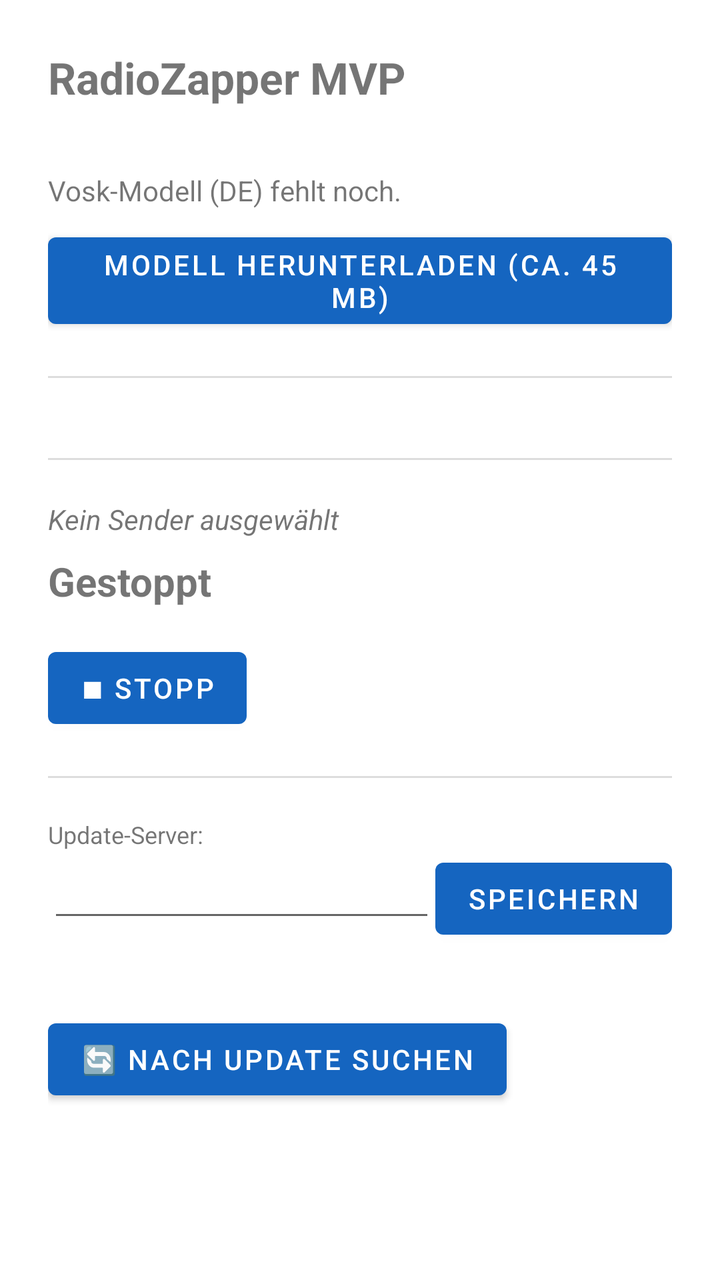
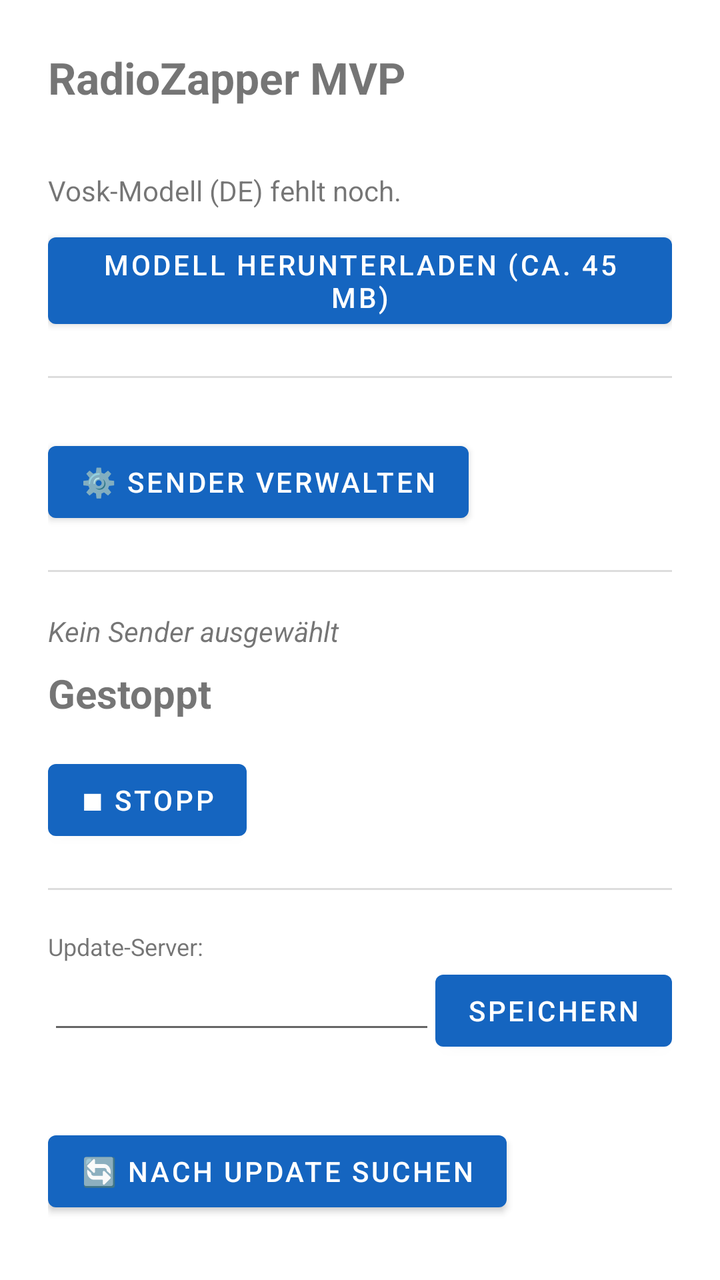

Screens rendered from an Android XML layout before and after an edit, with the pre-edit source and the edit as a unified diff.
<!-- AndroidManifest.xml: activity theme Theme.RadioZapperMvp -->
<!-- res/layout/activity_main.xml -->
<?xml version="1.0" encoding="utf-8"?>
<ScrollView xmlns:android="http://schemas.android.com/apk/res/android"
    android:layout_width="match_parent"
    android:layout_height="match_parent">

    <LinearLayout
        android:layout_width="match_parent"
        android:layout_height="wrap_content"
        android:orientation="vertical"
        android:padding="24dp">

        <TextView
            android:layout_width="wrap_content"
            android:layout_height="wrap_content"
            android:text="@string/app_name"
            android:textSize="22sp"
            android:textStyle="bold" />

        <TextView
            android:id="@+id/buildTimeText"
            android:layout_width="wrap_content"
            android:layout_height="wrap_content"
            android:layout_marginBottom="16dp"
            android:textSize="12sp"
            android:textColor="#888888" />

        
        <TextView
            android:id="@+id/modelStatusText"
            android:layout_width="match_parent"
            android:layout_height="wrap_content"
            android:text="@string/model_not_ready" />

        <ProgressBar
            android:id="@+id/modelProgressBar"
            style="?android:attr/progressBarStyleHorizontal"
            android:layout_width="match_parent"
            android:layout_height="wrap_content"
            android:layout_marginTop="4dp"
            android:max="100"
            android:visibility="gone" />

        <Button
            android:id="@+id/downloadModelButton"
            android:layout_width="wrap_content"
            android:layout_height="wrap_content"
            android:layout_marginTop="8dp"
            android:text="@string/btn_download_model" />

        <View
            android:layout_width="match_parent"
            android:layout_height="1dp"
            android:layout_marginTop="20dp"
            android:layout_marginBottom="20dp"
            android:background="#DDDDDD" />

        
        <LinearLayout
            android:id="@+id/stationsContainer"
            android:layout_width="match_parent"
            android:layout_height="wrap_content"
            android:orientation="vertical" />

        <View
            android:layout_width="match_parent"
            android:layout_height="1dp"
            android:layout_marginTop="20dp"
            android:layout_marginBottom="20dp"
            android:background="#DDDDDD" />

        
        <TextView
            android:id="@+id/currentStationText"
            android:layout_width="match_parent"
            android:layout_height="wrap_content"
            android:text="@string/current_station_none"
            android:textStyle="italic" />

        <TextView
            android:id="@+id/statusText"
            android:layout_width="match_parent"
            android:layout_height="wrap_content"
            android:layout_marginTop="8dp"
            android:text="@string/status_idle"
            android:textSize="20sp"
            android:textStyle="bold" />

        <Button
            android:id="@+id/stopButton"
            android:layout_width="wrap_content"
            android:layout_height="wrap_content"
            android:layout_marginTop="16dp"
            android:text="@string/btn_stop" />

        <View
            android:layout_width="match_parent"
            android:layout_height="1dp"
            android:layout_marginTop="20dp"
            android:layout_marginBottom="20dp"
            android:background="#DDDDDD" />

        
        <TextView
            android:layout_width="wrap_content"
            android:layout_height="wrap_content"
            android:text="@string/update_server_label"
            android:textSize="12sp" />

        <LinearLayout
            android:layout_width="match_parent"
            android:layout_height="wrap_content"
            android:orientation="horizontal"
            android:gravity="center_vertical"
            android:layout_marginBottom="8dp">

            <EditText
                android:id="@+id/updateServerUrlInput"
                android:layout_width="0dp"
                android:layout_height="wrap_content"
                android:layout_weight="1"
                android:inputType="textUri"
                android:textSize="12sp" />

            <Button
                android:id="@+id/saveUpdateServerButton"
                android:layout_width="wrap_content"
                android:layout_height="wrap_content"
                android:text="@string/btn_save_update_server" />
        </LinearLayout>

        <TextView
            android:id="@+id/updateStatusText"
            android:layout_width="match_parent"
            android:layout_height="wrap_content"
            android:layout_marginBottom="8dp"
            android:textSize="12sp"
            android:textColor="#888888" />

        <Button
            android:id="@+id/updateButton"
            android:layout_width="wrap_content"
            android:layout_height="wrap_content"
            android:text="@string/btn_check_update" />

    </LinearLayout>
</ScrollView>
<!-- resources referenced by this layout -->
<resources>
  <string name="app_name">RadioZapper MVP</string>
  <string name="btn_check_update">🔄 Nach Update suchen</string>
  <string name="btn_download_model">Modell herunterladen (ca. 45 MB)</string>
  <string name="btn_save_update_server">Speichern</string>
  <string name="btn_stop">■ Stopp</string>
  <string name="current_station_none">Kein Sender ausgewählt</string>
  <string name="model_not_ready">Vosk-Modell (DE) fehlt noch.</string>
  <string name="status_idle">Gestoppt</string>
  <string name="update_server_label">Update-Server:</string>
  <style name="Theme.RadioZapperMvp" parent="Theme.MaterialComponents.DayNight.NoActionBar">
          <item name="colorPrimary">@color/primary</item>
          <item name="colorPrimaryDark">@color/primary_dark</item>
          <item name="colorAccent">@color/accent</item>
      </style>
  <color name="primary">#1565C0</color>
  <color name="primary_dark">#0D47A1</color>
  <color name="accent">#FF6F00</color>
</resources>

<!-- the commit's change to res/layout/activity_main.xml (unified diff, before → after) -->
@@ -60,6 +60,13 @@
             android:layout_width="match_parent"
             android:layout_height="wrap_content"
             android:orientation="vertical" />
+
+        <Button
+            android:id="@+id/manageStationsButton"
+            android:layout_width="wrap_content"
+            android:layout_height="wrap_content"
+            android:layout_marginTop="8dp"
+            android:text="@string/btn_manage_stations" />
 
         <View
             android:layout_width="match_parent"
<!-- resource entries referenced after the edit -->
@@ -3,6 +3,7 @@
   <string name="app_name">RadioZapper MVP</string>
   <string name="btn_check_update">🔄 Nach Update suchen</string>
   <string name="btn_download_model">Modell herunterladen (ca. 45 MB)</string>
+  <string name="btn_manage_stations">⚙️ Sender verwalten</string>
   <string name="btn_save_update_server">Speichern</string>
   <string name="btn_stop">■ Stopp</string>
   <string name="current_station_none">Kein Sender ausgewählt</string>
